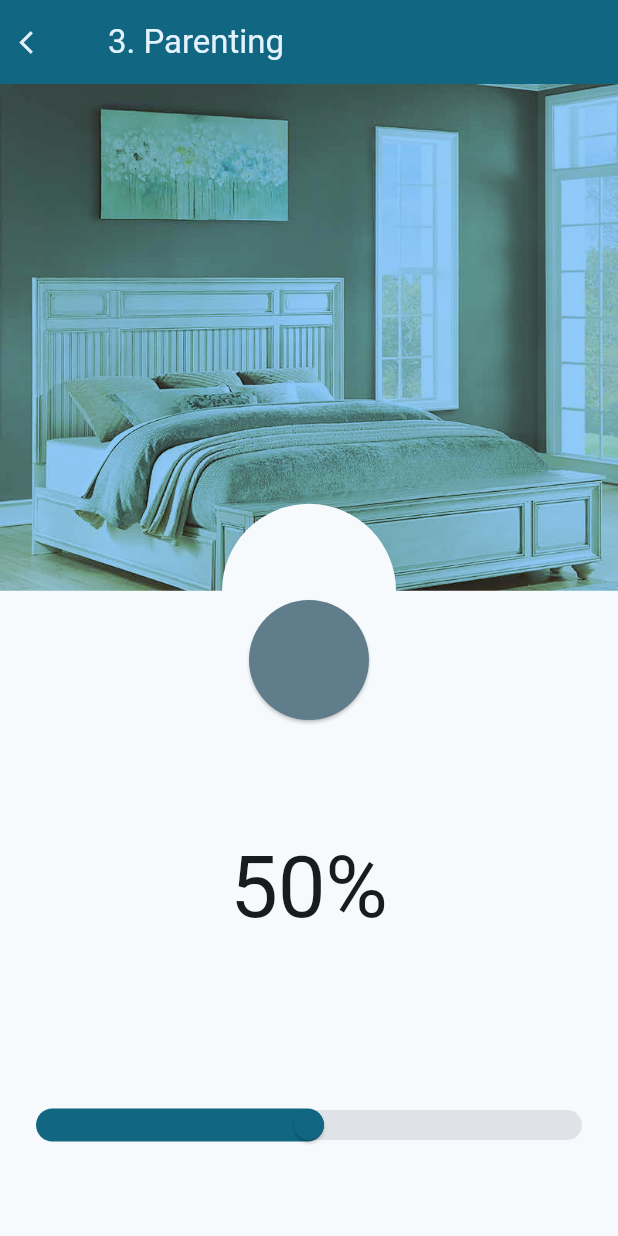
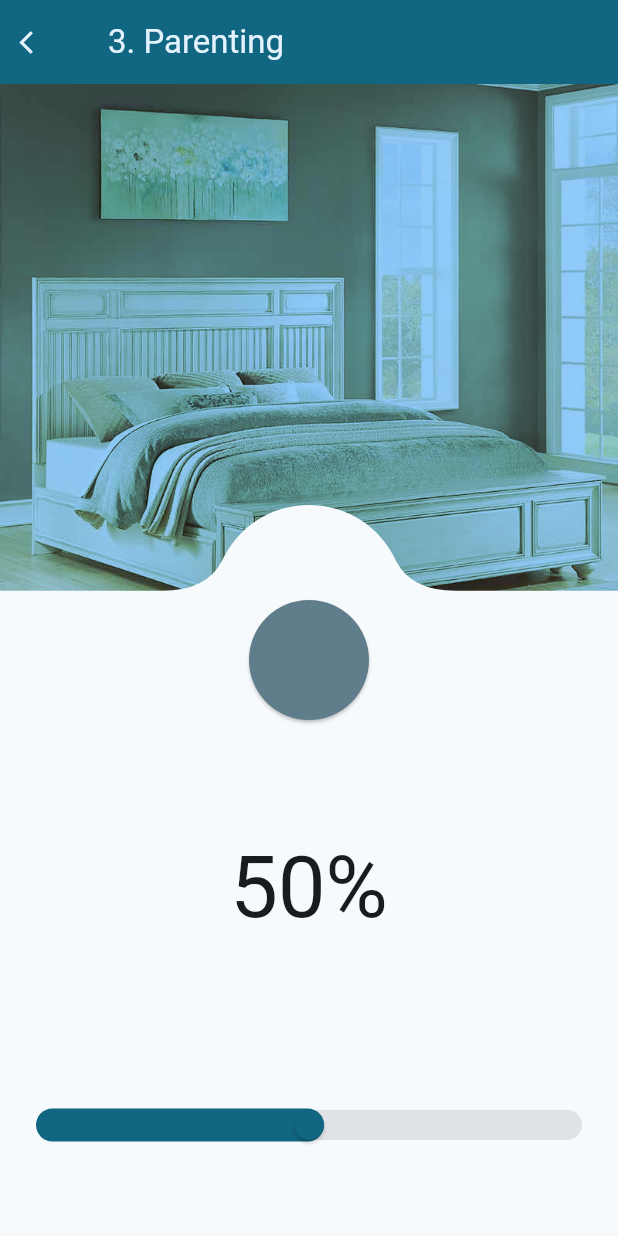
Before and after one commit to ash-valley/flutter_12uiux, a Flutter app: the Parenting screen opened by its route, on a phone screen of 412 x 824 dp. Run offline on Flutter 3.47's test engine with Material 2 defaults, Android fonts, the phone set to English and light mode, and no system bars; our stand-ins replace go_router.

Commit message:
feat(parenting): clipがいい感じになった
マジックナンバーおおし

```diff
--- a/lib/page/parenting.dart
+++ b/lib/page/parenting.dart
@@ -117,13 +117,25 @@ class SliderClipper extends CustomClipper<Path> {
         (width - sliderRadius * 2) * lightIntensity + sliderRadius;
     return Path()
       ..lineTo(0, height)
-      ..lineTo(adjustSliderValue - clipRadius, height)
+      ..lineTo(adjustSliderValue - clipRadius - 40, height)
+      ..quadraticBezierTo(
+        adjustSliderValue - clipRadius - 10,
+        height,
+        adjustSliderValue - clipRadius,
+        height - 20,
+      )
       ..arcToPoint(
         Offset(
           adjustSliderValue + clipRadius,
-          height,
+          height - 20,
         ),
-        radius: const Radius.circular(sliderRadius),
+        radius: const Radius.circular(clipRadius * 1.1),
+      )
+      ..quadraticBezierTo(
+        adjustSliderValue + clipRadius + 10,
+        height,
+        adjustSliderValue + clipRadius + 40,
+        height,
       )
       ..lineTo(width, height)
       ..lineTo(width, 0)
```
